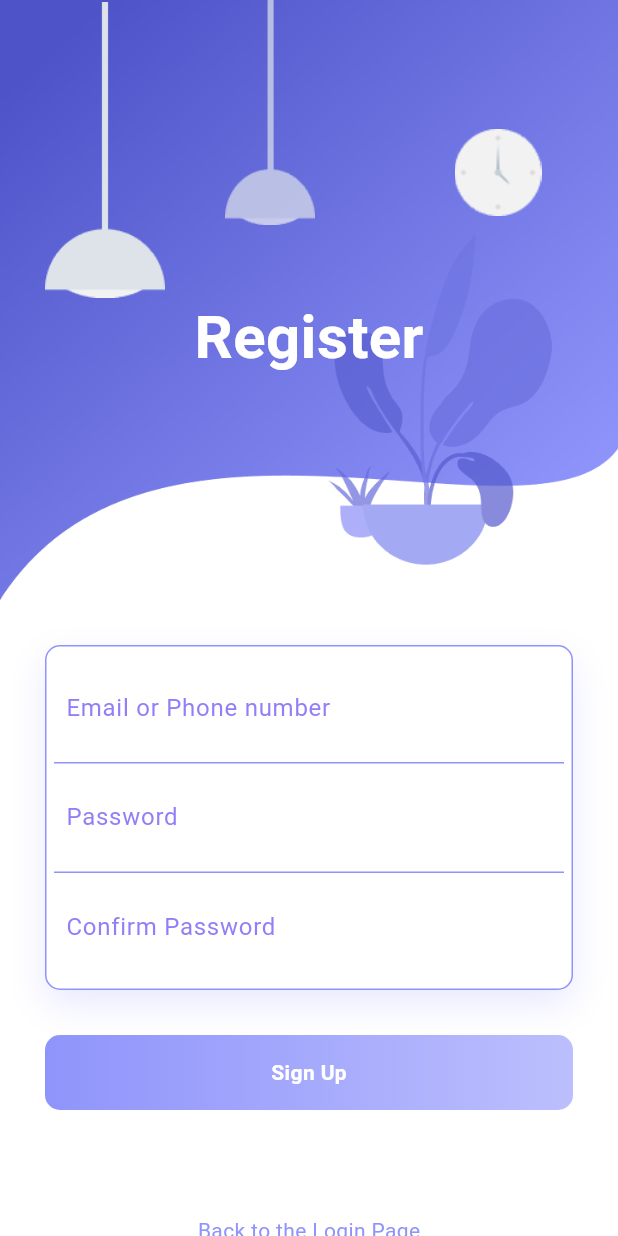
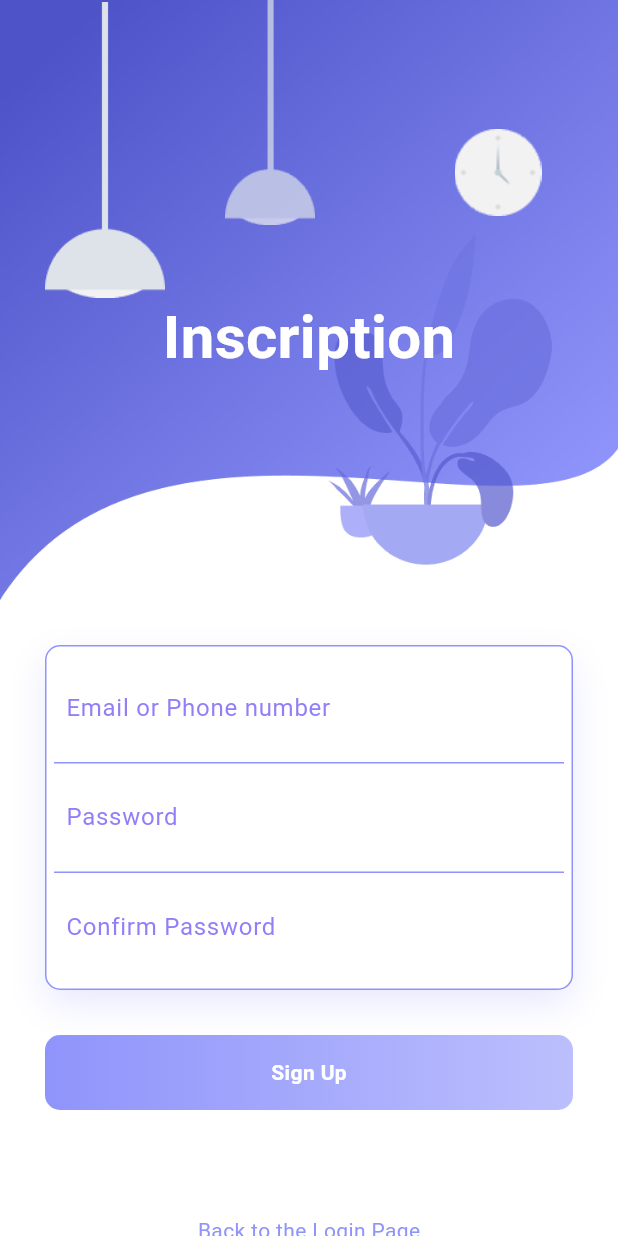
Before and after one commit to Idriss-rayan/familyquiz, a Flutter app: the RegisterPage screen opened directly, on a phone screen of 412 x 824 dp. Run offline on Flutter 3.47's test engine with Material 3 defaults, Android fonts, the phone set to English and light mode, and no system bars; our stand-ins replace animate_do, flutter_svg, get, google_fonts, supabase_flutter, websafe_svg; accounts and stored records are empty.

```diff
--- a/lib/pages/register_page.dart
+++ b/lib/pages/register_page.dart
@@ -110,7 +110,7 @@ class _RegisterPageState extends State<RegisterPage> {
                             margin: EdgeInsets.only(top: 50),
                             child: Center(
                               child: Text(
-                                "Register",
+                                "Inscription",
                                 style: TextStyle(
                                     color: Colors.white,
                                     fontSize: 40,
```
